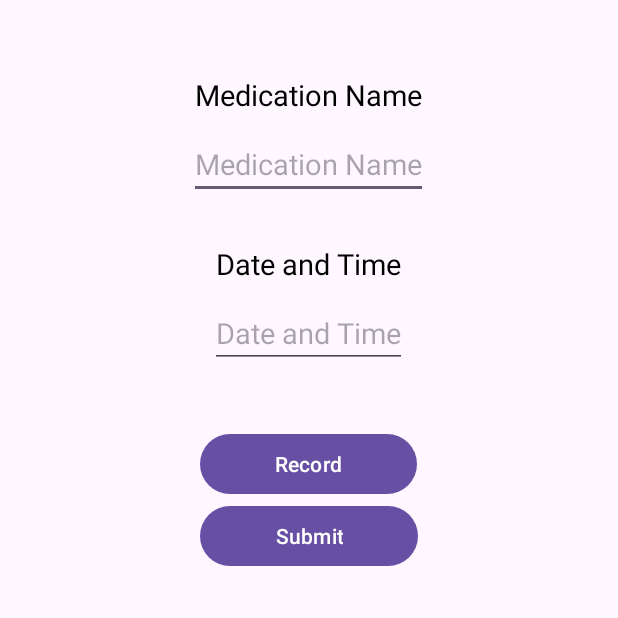
After one commit to yljunsenido-hub/MediVoice, an Android app: the CreateVoiceRecord screen opened directly, with no data from a screen before it, on a phone screen of 412 x 824 dp, the top half of it. The commit adds this screen. Run offline under Robolectric (Android 15) with nearby library versions, the phone set to English and light mode, and no system bars.

Commit message:
Voice Record

```diff
--- a/app/src/main/AndroidManifest.xml
+++ b/app/src/main/AndroidManifest.xml
@@ -1,25 +1,27 @@
 <?xml version="1.0" encoding="utf-8"?>
 <manifest xmlns:android="http://schemas.android.com/apk/res/android"
     xmlns:tools="http://schemas.android.com/tools">
-
     <!-- ✅ CAMERA & STORAGE PERMISSIONS -->
     <uses-permission android:name="android.permission.CAMERA" />
     <uses-permission android:name="android.permission.READ_EXTERNAL_STORAGE" />
-    <uses-permission android:name="android.permission.WRITE_EXTERNAL_STORAGE"
+    <uses-permission
+        android:name="android.permission.WRITE_EXTERNAL_STORAGE"
         android:maxSdkVersion="28" />
 
     <application
         android:allowBackup="true"
-        android:requestLegacyExternalStorage="true"
         android:dataExtractionRules="@xml/data_extraction_rules"
         android:fullBackupContent="@xml/backup_rules"
         android:icon="@mipmap/ic_launcher"
         android:label="@string/app_name"
+        android:requestLegacyExternalStorage="true"
         android:roundIcon="@mipmap/ic_launcher_round"
         android:supportsRtl="true"
         android:theme="@style/Theme.MediVoice"
         tools:targetApi="31">
-
+        <activity
+            android:name=".CreateVoiceRecord"
+            android:exported="false" />
         <!-- ✅ FileProvider (correctly kept) -->
         <provider
             android:name="androidx.core.content.FileProvider"
@@ -31,25 +33,42 @@
                 android:resource="@xml/provider_paths" />
         </provider>
 
-        <activity android:name=".PrescriptionScanner" android:exported="false" />
-        <activity android:name=".GuardianHomePage" android:exported="false" />
-        <activity android:name=".EnterCodePage" android:exported="false" />
-        <activity android:name=".HomePage" android:exported="false" />
-        <activity android:name=".GuardianRegister" android:exported="false" />
-        <activity android:name=".GuardianLogin" android:exported="false" />
-        <activity android:name=".Register" android:exported="false" />
-        <activity android:name=".Login" android:exported="false" />
-        <activity android:name=".VoiceRecord" android:exported="false" />
-
+        <activity
+            android:name=".PrescriptionScanner"
+            android:exported="false" />
+        <activity
+            android:name=".GuardianHomePage"
+            android:exported="false" />
+        <activity
+            android:name=".EnterCodePage"
+            android:exported="false" />
+        <activity
+            android:name=".HomePage"
+            android:exported="false" />
+        <activity
+            android:name=".GuardianRegister"
+            android:exported="false" />
+        <activity
+            android:name=".GuardianLogin"
+            android:exported="false" />
+        <activity
+            android:name=".Register"
+            android:exported="false" />
+        <activity
+            android:name=".Login"
+            android:exported="false" />
+        <activity
+            android:name=".VoiceRecord"
+            android:exported="false" />
         <activity
             android:name=".WelcomePage"
             android:exported="true">
             <intent-filter>
                 <action android:name="android.intent.action.MAIN" />
+
                 <category android:name="android.intent.category.LAUNCHER" />
             </intent-filter>
         </activity>
-
     </application>
 
 </manifest>
--- /dev/null
+++ b/app/src/main/java/com/example/medivoice/CreateVoiceRecord.java
@@ -0,0 +1,24 @@
+package com.example.medivoice;
+
+import android.os.Bundle;
+
+import androidx.activity.EdgeToEdge;
+import androidx.appcompat.app.AppCompatActivity;
+import androidx.core.graphics.Insets;
+import androidx.core.view.ViewCompat;
+import androidx.core.view.WindowInsetsCompat;
+
+public class CreateVoiceRecord extends AppCompatActivity {
+
+    @Override
+    protected void onCreate(Bundle savedInstanceState) {
+        super.onCreate(savedInstanceState);
+        EdgeToEdge.enable(this);
+        setContentView(R.layout.activity_create_voice_record);
+        ViewCompat.setOnApplyWindowInsetsListener(findViewById(R.id.main), (v, insets) -> {
+            Insets systemBars = insets.getInsets(WindowInsetsCompat.Type.systemBars());
+            v.setPadding(systemBars.left, systemBars.top, systemBars.right, systemBars.bottom);
+            return insets;
+        });
+    }
+}
--- /dev/null
+++ b/app/src/main/res/layout/activity_create_voice_record.xml
@@ -0,0 +1,62 @@
+<?xml version="1.0" encoding="utf-8"?>
+<LinearLayout xmlns:android="http://schemas.android.com/apk/res/android"
+    xmlns:app="http://schemas.android.com/apk/res-auto"
+    xmlns:tools="http://schemas.android.com/tools"
+    android:id="@+id/main"
+    android:orientation="vertical"
+    android:layout_width="match_parent"
+    android:layout_height="match_parent"
+    tools:context=".CreateVoiceRecord">
+
+    <TextView
+        android:layout_width="wrap_content"
+        android:layout_height="wrap_content"
+        android:text="Medication Name"
+        android:textSize="19sp"
+        android:textColor="@color/black"
+        android:layout_gravity="center"
+        android:layout_marginTop="50dp"/>
+
+    <EditText
+        android:layout_width="wrap_content"
+        android:layout_height="wrap_content"
+        android:layout_gravity="center"
+        android:hint="Medication Name"
+        android:textColor="@color/black"
+        android:textSize="19sp"
+        android:layout_marginTop="10dp"/>
+
+    <TextView
+        android:layout_width="wrap_content"
+        android:layout_height="wrap_content"
+        android:text="Date and Time"
+        android:textSize="19sp"
+        android:textColor="@color/black"
+        android:layout_gravity="center"
+        android:layout_marginTop="30dp"/>
+
+    <EditText
+        android:layout_width="wrap_content"
+        android:layout_height="wrap_content"
+        android:layout_gravity="center"
+        android:hint="Date and Time"
+        android:textColor="@color/black"
+        android:textSize="19sp"
+        android:layout_marginTop="10dp"/>
+
+    <Button
+        android:layout_width="wrap_content"
+        android:layout_height="wrap_content"
+        android:text="Record"
+        android:layout_gravity="center"
+        android:layout_marginTop="40dp"
+        android:paddingHorizontal="50dp"/>
+
+    <Button
+        android:layout_width="wrap_content"
+        android:layout_height="wrap_content"
+        android:text="Submit"
+        android:layout_gravity="center"
+        android:paddingHorizontal="50dp"/>
+
+</LinearLayout>
--- a/app/src/main/res/layout/activity_voice_record.xml
+++ b/app/src/main/res/layout/activity_voice_record.xml
@@ -1,10 +1,18 @@
 <?xml version="1.0" encoding="utf-8"?>
-<androidx.constraintlayout.widget.ConstraintLayout xmlns:android="http://schemas.android.com/apk/res/android"
+<LinearLayout xmlns:android="http://schemas.android.com/apk/res/android"
     xmlns:app="http://schemas.android.com/apk/res-auto"
     xmlns:tools="http://schemas.android.com/tools"
     android:id="@+id/main"
+    android:orientation="vertical"
     android:layout_width="match_parent"
     android:layout_height="match_parent"
     tools:context=".VoiceRecord">
 
-</androidx.constraintlayout.widget.ConstraintLayout>
+    <Button
+        android:id="@+id/btnCreate"
+        android:layout_width="wrap_content"
+        android:layout_height="wrap_content"
+        android:text="Create"
+        android:layout_gravity="center"/>
+
+</LinearLayout>
```
